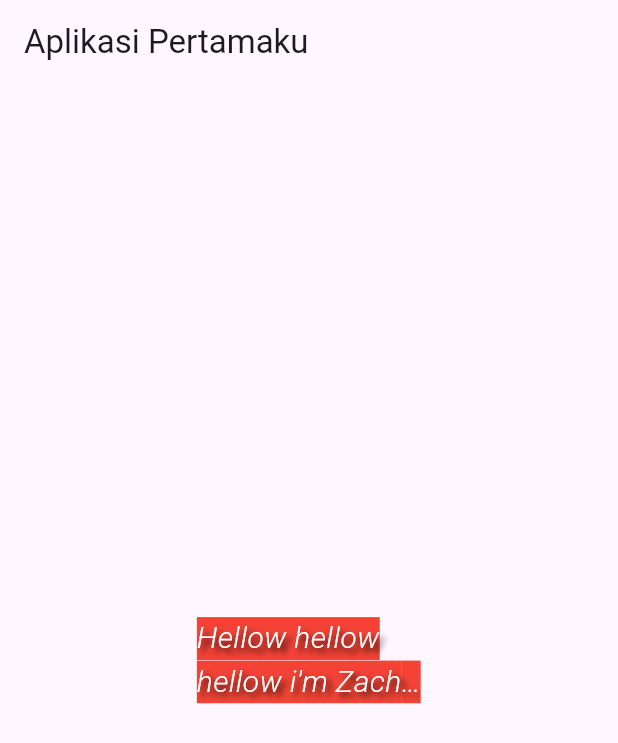
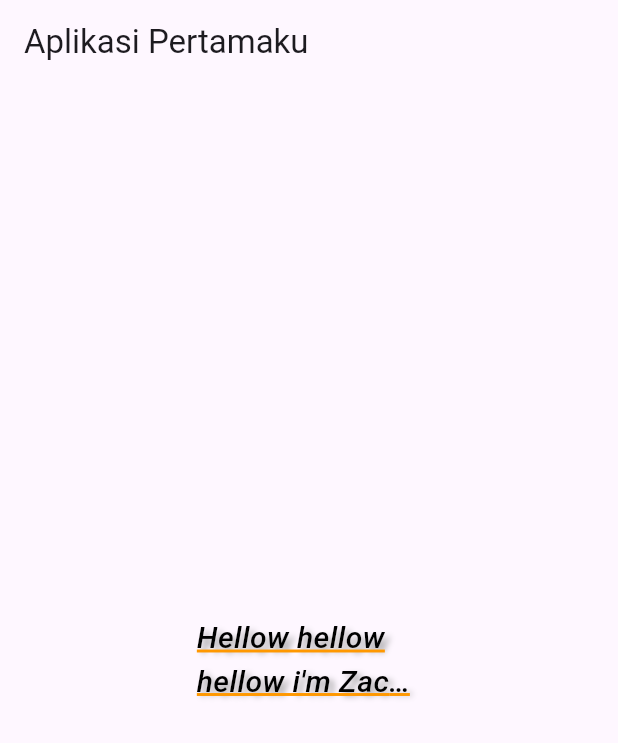
Before and after one commit to ZacharyTheodoreCodes/belajar-flutter, a Flutter app: the screen it shows after launch, on a phone screen of 412 x 824 dp. Shown: the top 743 px of the screen. Run offline on Flutter 3.47's test engine with Material 3 defaults, Android fonts, the phone set to English and light mode, and no system bars.

Commit message:
text widget

```diff
--- a/hello_world/lib/text_widget.dart
+++ b/hello_world/lib/text_widget.dart
@@ -20,14 +20,20 @@ class TextWidget extends StatelessWidget {
           maxLines: 2,
           overflow: TextOverflow.ellipsis,
           style: TextStyle(
-              backgroundColor: Colors.red,
-              color: Colors.white,
+              //backgroundColor: Colors.red,
+              color: Colors.black,
               fontSize: 20,
-              fontWeight: FontWeight.w300,
+              fontWeight: FontWeight.w500,
               fontStyle: FontStyle.italic,
               shadows: [
-                Shadow(blurRadius: 5, color: Colors.black, offset: Offset(3, 3))
-              ]),
+                Shadow(blurRadius: 5, color: Colors.grey, offset: Offset(3, 3))
+              ],
+              //letterSpacing: 5,
+              //wordSpacing: 5,
+              decoration: TextDecoration.underline,
+              decorationColor: Colors.orange,
+              decorationStyle: TextDecorationStyle.solid,
+              decorationThickness: 2),
         ),
       ),
     );
```
